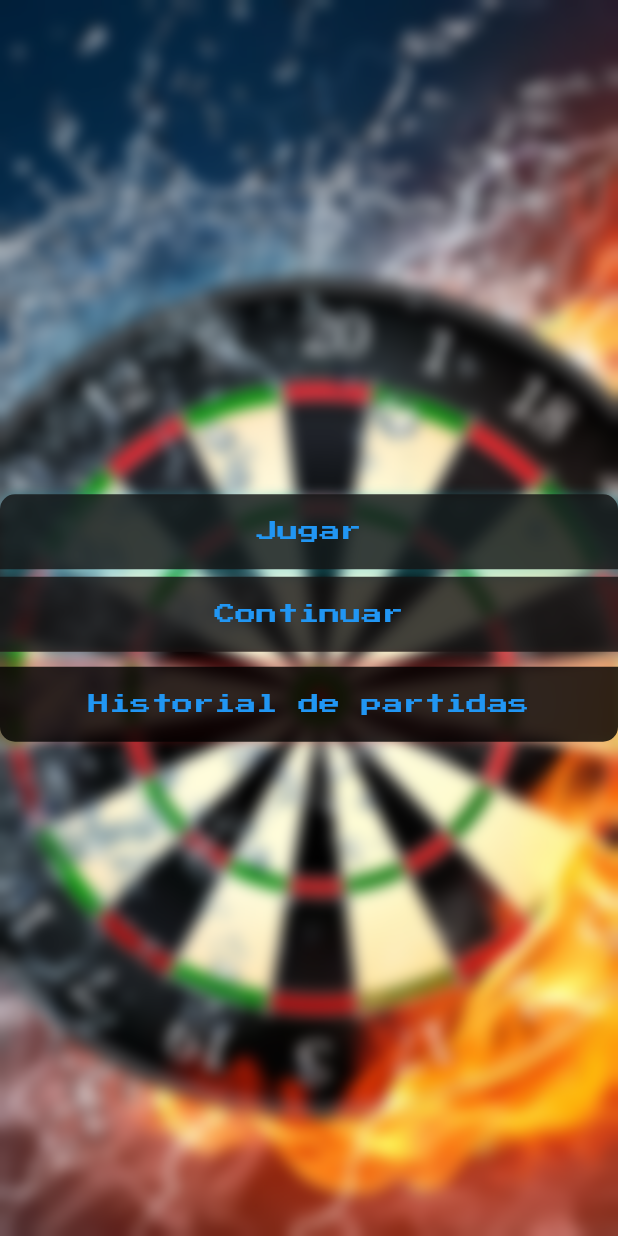
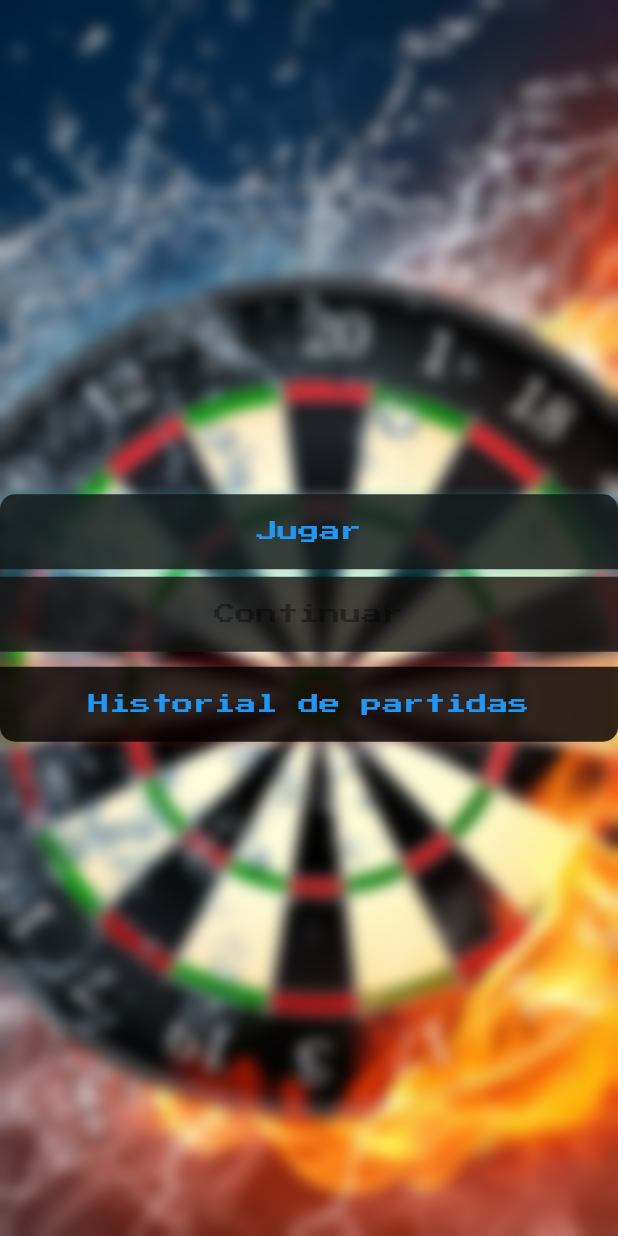
Before and after one commit to SergioAP25/Simple-Darts-Scorer, a Flutter app: the screen it shows after launch, on a phone screen of 412 x 824 dp. Run offline on Flutter 3.47's test engine with Material 2 defaults, Android fonts, the phone set to English and light mode, and no system bars; our stand-ins replace bloc, flutter_bloc, google_fonts, sqflite_common_ffi; missing offline and left inert: window_size; accounts and stored records are empty.

Commit message:
Añadido botón de continuar activable y desactivable

```diff
--- a/dartsapp/lib/ui/game.dart
+++ b/dartsapp/lib/ui/game.dart
@@ -212,8 +212,7 @@ class _GameState extends State<Game> {
       create: (context) => _gameBloc,
       child: BlocListener<DomainBloc, DomainState>(
         listener: (context, state) {
-          if (state is DomainStateLoaded) {
-          } else if (state is DomainStateLoadedCurrentGame) {
+          if (state is DomainStateLoadedCurrentGame) {
             _player1 = state.currentgame.player1;
             _p1Points = state.currentgame.player1Points;
             _p1Legs = state.currentgame.player1Legs;
--- a/dartsapp/lib/ui/home_view.dart
+++ b/dartsapp/lib/ui/home_view.dart
@@ -2,8 +2,13 @@ import 'dart:ui';
 
 import 'package:dartsapp/constants/routes.dart';
 import 'package:dartsapp/constants/views.dart';
+import 'package:dartsapp/domain/bloc/domain_event.dart';
 import 'package:flutter/material.dart';
+import 'package:flutter_bloc/flutter_bloc.dart';
 import 'package:google_fonts/google_fonts.dart';
+
+import '../domain/bloc/domain_bloc.dart';
+import '../domain/bloc/domain_state.dart';
 
 class HomeView extends StatelessWidget {
   const HomeView({super.key});
@@ -46,9 +51,15 @@ class HomeViewWidgets extends StatefulWidget {
 }
 
 class _HomeViewWidgetsState extends State<HomeViewWidgets> {
+  final DomainBloc _gameBloc = DomainBloc();
+  int _currentGameCount = 0;
+
   @override
   Widget build(BuildContext context) {
-    return Center(
+    _gameBloc.add(const CountCurrentGameEvent());
+    return BlocProvider(
+      create: (context) => _gameBloc,
+      child: Center(
           child: Column(
         mainAxisAlignment: MainAxisAlignment.center,
         crossAxisAlignment: CrossAxisAlignment.center,
@@ -60,14 +71,15 @@ class _HomeViewWidgetsState extends State<HomeViewWidgets> {
               decoration: BoxDecoration(
                 color: const Color.fromARGB(255, 19, 18, 18).withOpacity(0.8),
                 borderRadius: const BorderRadius.only(
-                  topLeft: Radius.circular(10), topRight: Radius.circular(10)),
+                    topLeft: Radius.circular(10),
+                    topRight: Radius.circular(10)),
                 boxShadow: [
                   BoxShadow(
                     spreadRadius: 3,
                     offset: const Offset(3, 3),
                     blurRadius: 5,
-                  color:
-                      const Color.fromARGB(255, 44, 193, 212).withOpacity(0.3),
+                    color: const Color.fromARGB(255, 44, 193, 212)
+                        .withOpacity(0.3),
                   ),
                 ],
               ),
@@ -92,9 +104,17 @@ class _HomeViewWidgetsState extends State<HomeViewWidgets> {
               width: 500,
               height: 50,
               color: const Color.fromARGB(255, 19, 18, 18).withOpacity(0.8),
-            child: TextButton(
-              onPressed: () {
-                Navigator.of(context).pushNamed(gameRoute, arguments: [
+              child: BlocBuilder<DomainBloc, DomainState>(
+                builder: (context, state) {
+                  if (state is DomainStateLoadedCountCurrentGame) {
+                    _currentGameCount = state.currentGameCount;
+                  }
+                  return TextButton(
+                    onPressed: _currentGameCount == 0
+                        ? null
+                        : () {
+                            Navigator.of(context)
+                                .pushNamed(gameRoute, arguments: [
                               currentGame,
                             ]);
                           },
@@ -102,6 +122,8 @@ class _HomeViewWidgetsState extends State<HomeViewWidgets> {
                       "Continuar",
                       style: GoogleFonts.pressStart2p(),
                     ),
+                  );
+                },
               ),
             ),
           ),
@@ -142,6 +164,7 @@ class _HomeViewWidgetsState extends State<HomeViewWidgets> {
                 )),
           )
         ],
-    ));
+      )),
+    );
   }
 }
--- a/dartsapp/lib/ui/play_view.dart
+++ b/dartsapp/lib/ui/play_view.dart
@@ -43,7 +43,8 @@ class PlayView extends StatelessWidget {
                   color: Colors.white,
                   iconSize: 50,
                   onPressed: () {
-                    Navigator.of(context).pop();
+                    Navigator.of(context).pushNamedAndRemoveUntil(
+                        homeRoute, (Route<dynamic> route) => false);
                   },
                 ),
               ),
```
Lines whose indentation alone changed are shown as unchanged.
